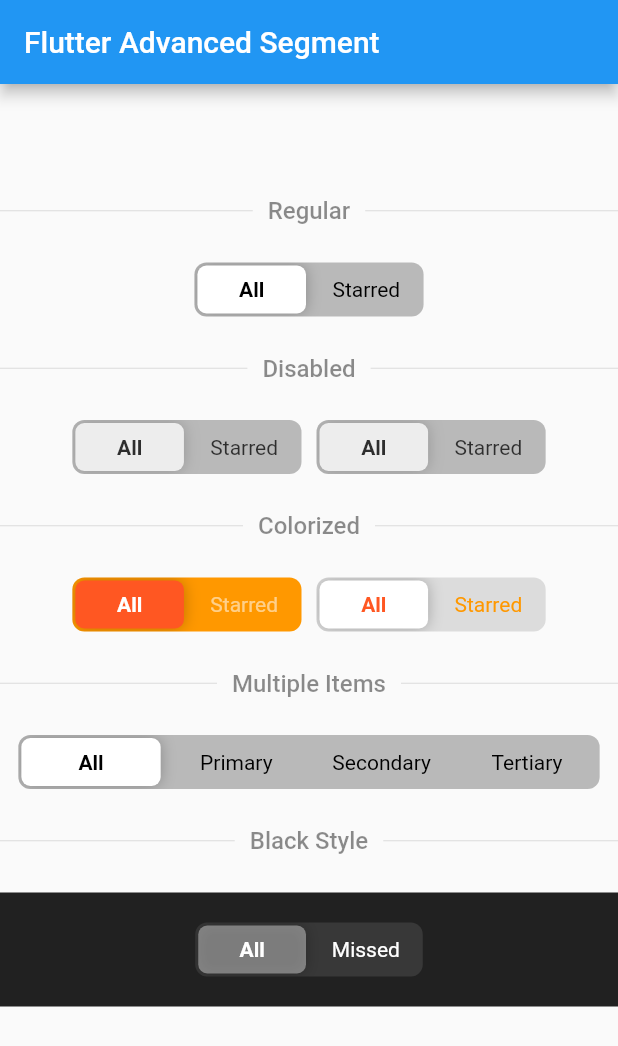
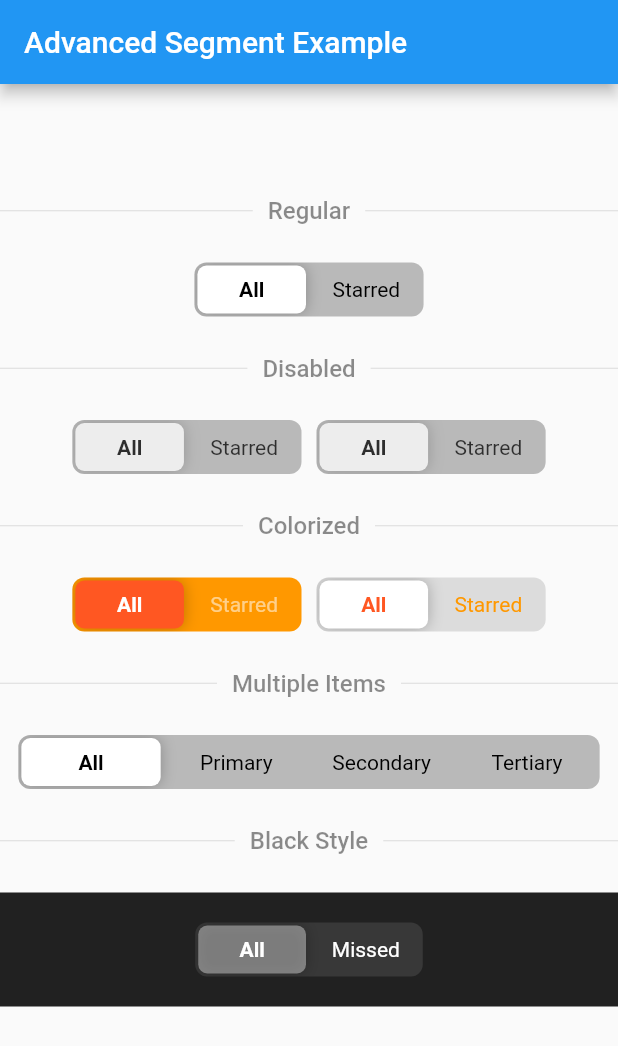
Before and after one commit to alex-melnyk/flutter_advanced_segment, a Flutter app: the screen it shows after launch, on a phone screen of 412 x 824 dp. Shown: the top 1046 px of the screen. Run offline on Flutter 3.47's test engine with Material 2 defaults, Android fonts, the phone set to English and light mode, and no system bars.

Commit message:
Example app title was changed.

```diff
--- a/example/lib/main.dart
+++ b/example/lib/main.dart
@@ -22,7 +22,7 @@ class _MyAppState extends State<MyApp> {
     return MaterialApp(
       home: Scaffold(
         appBar: AppBar(
-          title: const Text('Flutter Advanced Segment'),
+          title: const Text('Advanced Segment Example'),
         ),
         body: SingleChildScrollView(
           padding: EdgeInsets.symmetric(
```
